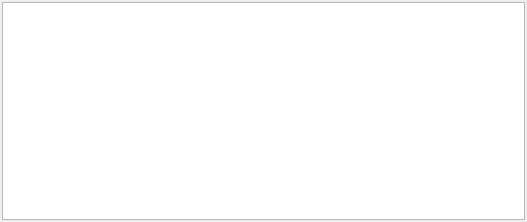
Before: the Qt Designer form src/gui/compileroutputpanel_q.ui in fwbuilder/fwbuilder, drawn with Qt 5.
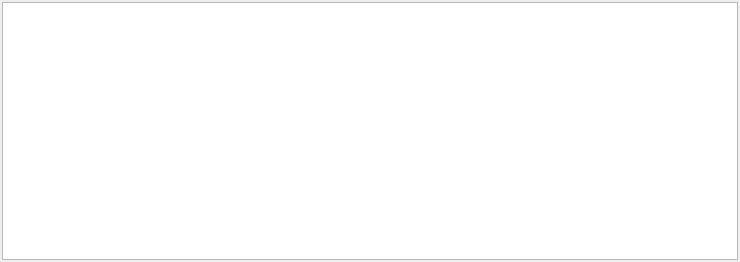
After: the same form once the commit is applied.

The edit to the form file:
```diff
--- a/src/gui/compileroutputpanel_q.ui
+++ b/src/gui/compileroutputpanel_q.ui
@@ -8,8 +8,8 @@
    <rect>
     <x>0</x>
     <y>0</y>
-    <width>527</width>
-    <height>222</height>
+    <width>740</width>
+    <height>262</height>
    </rect>
   </property>
   <property name="windowTitle" >
@@ -21,6 +21,9 @@
    </property>
    <item row="0" column="0" >
     <widget class="QTextEdit" name="compiler_output_panel" >
+     <property name="readOnly" >
+      <bool>true</bool>
+     </property>
      <property name="textInteractionFlags" >
       <set>Qt::TextSelectableByKeyboard|Qt::TextSelectableByMouse</set>
      </property>
```
Left out of the diff: 2 changed lines with no effect on the pictures.
